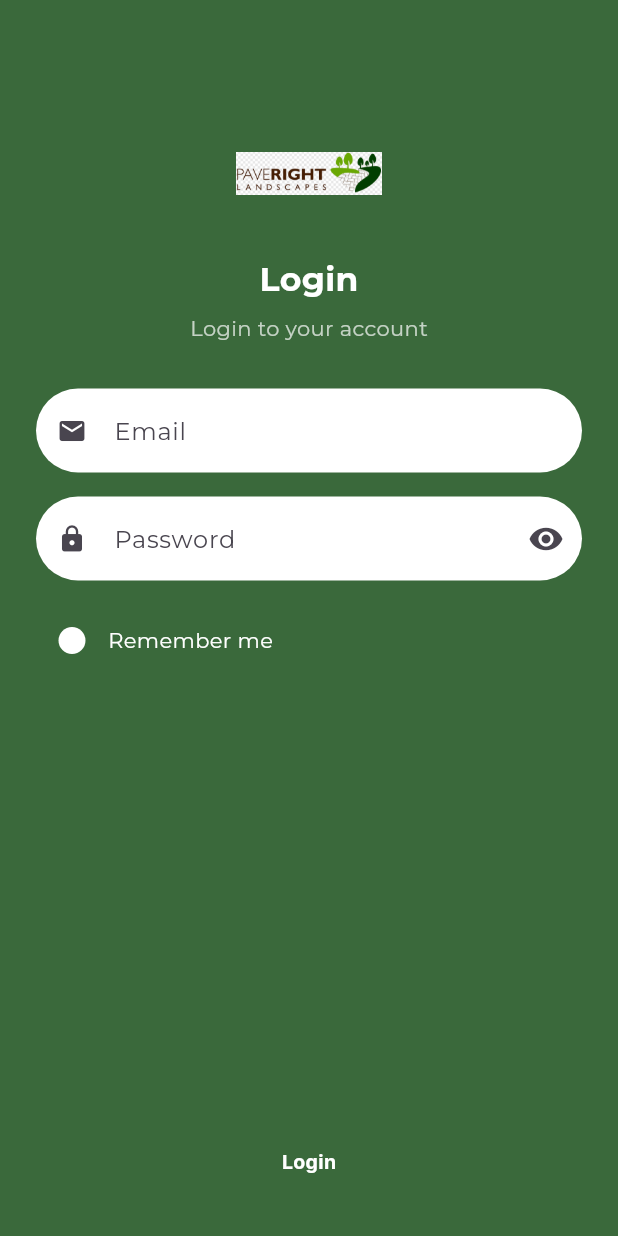
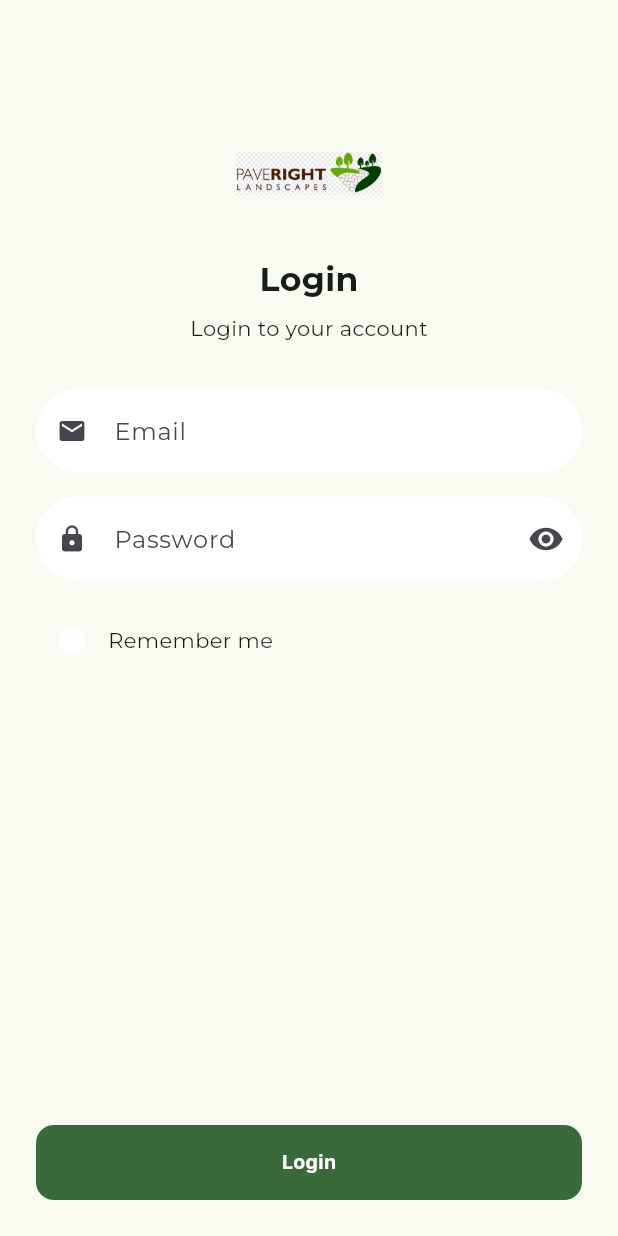
Before and after one commit to KevinAWijaya/flutter_login_bloc, a Flutter app: the screen it shows after launch, on a phone screen of 412 x 824 dp. Run offline on Flutter 3.47's test engine with Material 3 defaults, Android fonts, the phone set to English and light mode, and no system bars; our stand-ins replace dio, equatable, flutter_bloc, google_fonts, shared_preferences.

Commit message:
coloring login page

```diff
--- a/lib/ui/auth/login_page.dart
+++ b/lib/ui/auth/login_page.dart
@@ -31,7 +31,6 @@
   @override
   Widget build(BuildContext context) {
     return Scaffold(
-      backgroundColor: VColor.primary,
       body: Center(
         child: BlocConsumer<LoginBloc, LoginState>(
           listener: (context, state) async {
@@ -76,11 +75,11 @@
                             style: TextStyle(
                               fontSize: 22,
                               fontWeight: FontWeight.bold,
-                              color: Colors.white,
+                              color: VColor.onSurface,
                             ),
                           ),
                           const SizedBox(height: 8),
-                          const Text("Login to your account", style: TextStyle(color: Colors.white70)),
+                          const Text("Login to your account", style: TextStyle(color: VColor.onSurface)),
                           const SizedBox(height: 30),
                           TextField(
                             controller: emailController,
@@ -138,7 +137,7 @@
                                     },
                                     splashColor: Colors.transparent,
                                     highlightColor: Colors.transparent,
-                                    child: const Text("Remember me", style: TextStyle(color: Colors.white))),
+                                    child: const Text("Remember me", style: TextStyle(color: VColor.onSurface))),
                               ],
                             ),
                           ),
```
